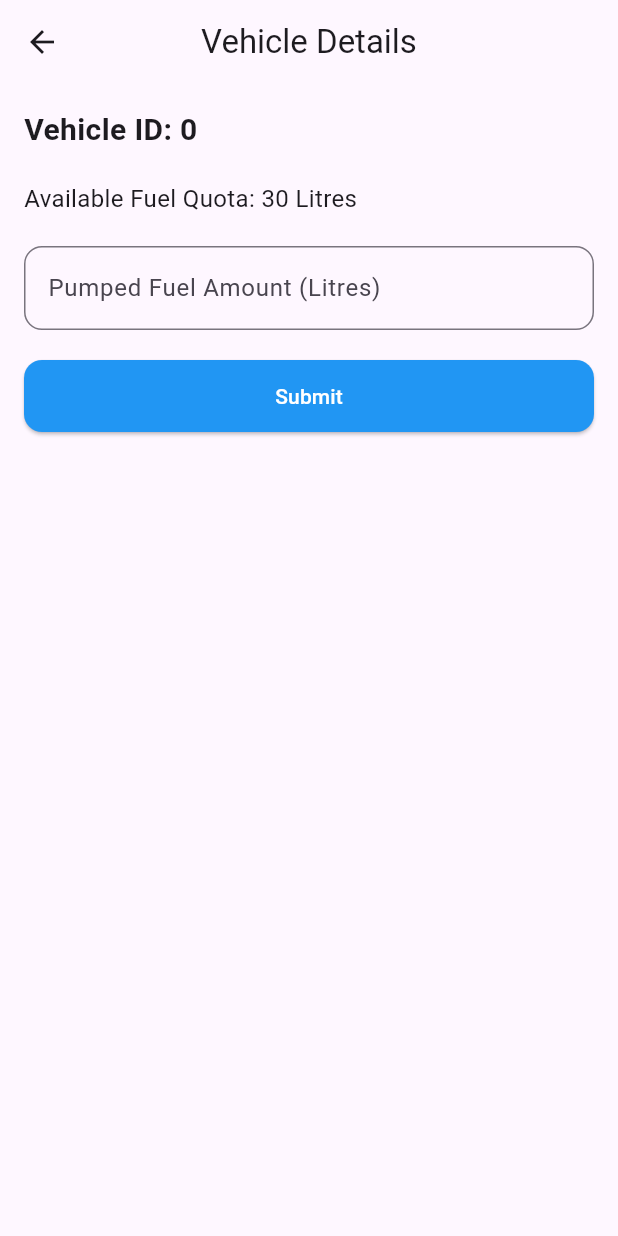
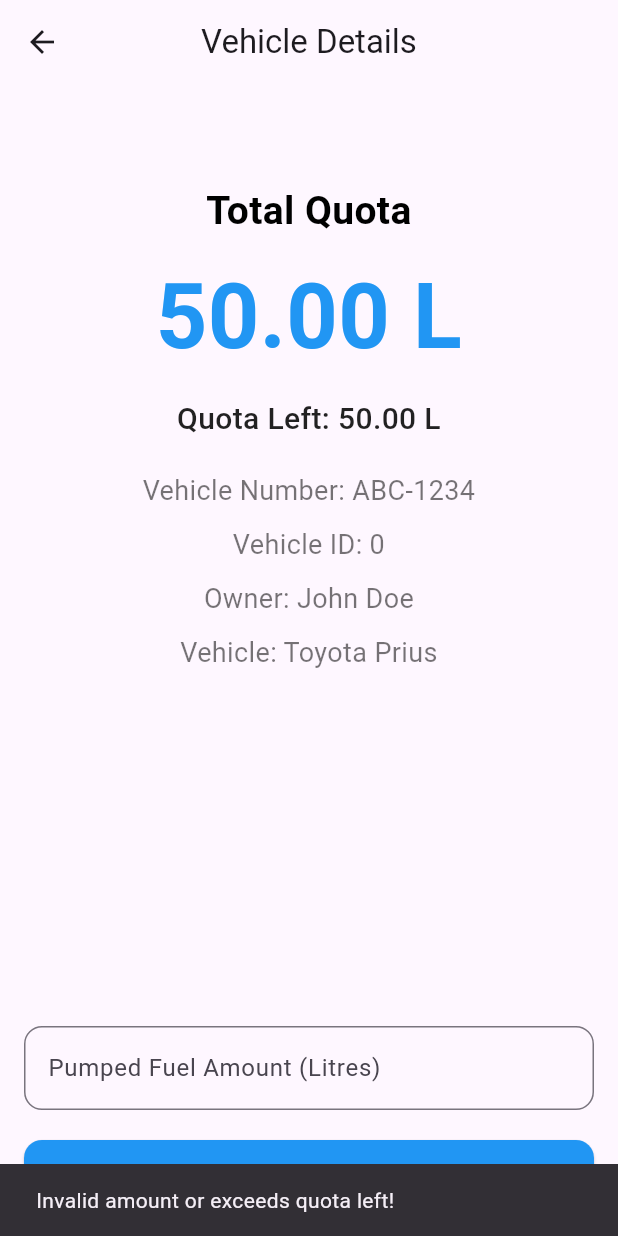
Before and after one commit to isharadh2002/FuelWiseLK, a Flutter app: the VehicleDetails screen opened directly, after a tap on "Submit", on a phone screen of 412 x 824 dp. Run offline on Flutter 3.47's test engine with Material 3 defaults, Android fonts, the phone set to English and light mode, and no system bars; missing offline and left inert: mobile_scanner.

Commit message:
vehicle details screen updated.

```diff
--- a/Mobile-app/fuel_quota_app/lib/screens/vehicle_details.dart
+++ b/Mobile-app/fuel_quota_app/lib/screens/vehicle_details.dart
@@ -1,5 +1,12 @@
 import 'package:flutter/material.dart';
-import '../services/sms_service.dart';
+
+// Mock SMS Service
+class SmsService {
+  static void sendSMS({required String phoneNumber, required String message}) {
+    // Simulate sending SMS
+    print('SMS sent to $phoneNumber: $message');
+  }
+}
 
 class VehicleDetails extends StatefulWidget {
   final String vehicleId;
@@ -7,11 +14,44 @@ class VehicleDetails extends StatefulWidget {
   const VehicleDetails({super.key, required this.vehicleId});
 
   @override
-  State<VehicleDetails> createState() => _VehicleDetailsState();
+  _VehicleDetailsState createState() => _VehicleDetailsState();
 }
 
 class _VehicleDetailsState extends State<VehicleDetails> {
   final TextEditingController fuelAmountController = TextEditingController();
+
+  final String ownerName = "John Doe";
+  final String vehicleName = "Toyota Prius";
+  final String vehicleNumber = "ABC-1234";
+  double totalFuelQuota = 50.0;
+  double fuelQuotaLeft = 50.0;
+
+  void submitFuelAmount() {
+    final amountText = fuelAmountController.text;
+    final double? amount = double.tryParse(amountText);
+
+    if (amount != null && amount > 0 && amount <= fuelQuotaLeft) {
+      setState(() {
+        fuelQuotaLeft -= amount;
+      });
+
+      SmsService.sendSMS(
+        phoneNumber: '1234567890',
+        message:
+        'Fuel Pumped: $amount Litres. Thank you for using our service.',
+      );
+
+      ScaffoldMessenger.of(context).showSnackBar(
+        const SnackBar(content: Text('SMS Sent Successfully!')),
+      );
+
+      fuelAmountController.clear();
+    } else {
+      ScaffoldMessenger.of(context).showSnackBar(
+        const SnackBar(content: Text('Invalid amount or exceeds quota left!')),
+      );
+    }
+  }
 
   @override
   Widget build(BuildContext context) {
@@ -23,18 +63,85 @@ class _VehicleDetailsState extends State<VehicleDetails> {
       body: Padding(
         padding: const EdgeInsets.all(16.0),
         child: Column(
-          crossAxisAlignment: CrossAxisAlignment.start,
+          mainAxisAlignment: MainAxisAlignment.spaceBetween,
           children: [
+            Column(
+              children: [
+                const SizedBox(height: 50),
+
+                const Text(
+                  "Total Quota",
+                  style: TextStyle(
+                    fontSize: 26,
+                    fontWeight: FontWeight.bold,
+                    color: Colors.black,
+                  ),
+                  textAlign: TextAlign.center,
+                ),
+                const SizedBox(height: 10),
                 Text(
-              'Vehicle ID: ${widget.vehicleId}',
-              style: const TextStyle(fontSize: 20, fontWeight: FontWeight.bold),
+                  "${totalFuelQuota.toStringAsFixed(2)} L",
+                  style: const TextStyle(
+                    fontSize: 60,
+                    fontWeight: FontWeight.bold,
+                    color: Colors.blue,
+                  ),
+                  textAlign: TextAlign.center,
+                ),
+                const SizedBox(height: 10),
+                Text(
+                  "Quota Left: ${fuelQuotaLeft.toStringAsFixed(2)} L",
+                  style: const TextStyle(
+                    fontSize: 20,
+                    fontWeight: FontWeight.w500,
+                    color: Colors.black87,
+                  ),
+                  textAlign: TextAlign.center,
                 ),
                 const SizedBox(height: 20),
-            const Text(
-              'Available Fuel Quota: 30 Litres',
-              style: TextStyle(fontSize: 16),
+                Text(
+                  "Vehicle Number: $vehicleNumber",
+                  style: const TextStyle(
+                    fontSize: 18,
+                    fontWeight: FontWeight.w400,
+                    color: Colors.black54,
                   ),
-            const SizedBox(height: 20),
+                  textAlign: TextAlign.center,
+                ),
+                const SizedBox(height: 10),
+                Text(
+                  "Vehicle ID: ${widget.vehicleId}",
+                  style: const TextStyle(
+                    fontSize: 18,
+                    fontWeight: FontWeight.w400,
+                    color: Colors.black54,
+                  ),
+                  textAlign: TextAlign.center,
+                ),
+                const SizedBox(height: 10),
+                Text(
+                  "Owner: $ownerName",
+                  style: const TextStyle(
+                    fontSize: 18,
+                    fontWeight: FontWeight.w400,
+                    color: Colors.black54,
+                  ),
+                  textAlign: TextAlign.center,
+                ),
+                const SizedBox(height: 10),
+                Text(
+                  "Vehicle: $vehicleName",
+                  style: const TextStyle(
+                    fontSize: 18,
+                    fontWeight: FontWeight.w400,
+                    color: Colors.black54,
+                  ),
+                  textAlign: TextAlign.center,
+                ),
+              ],
+            ),
+            Column(
+              children: [
                 TextField(
                   controller: fuelAmountController,
                   keyboardType: TextInputType.number,
@@ -47,19 +154,7 @@ class _VehicleDetailsState extends State<VehicleDetails> {
                 ),
                 const SizedBox(height: 20),
                 ElevatedButton(
-              onPressed: () {
-                final amount = fuelAmountController.text;
-                if (amount.isNotEmpty) {
-                  SmsService.sendSMS(
-                    phoneNumber: '1234567890', // Replace with actual vehicle owner's number
-                    message:
-                    'Fuel Pumped: $amount Litres. Thank you for using our service.',
-                  );
-                  ScaffoldMessenger.of(context).showSnackBar(
-                    const SnackBar(content: Text('SMS Sent Successfully!')),
-                  );
-                }
-              },
+                  onPressed: submitFuelAmount,
                   style: ElevatedButton.styleFrom(
                     backgroundColor: Colors.blue,
                     minimumSize: const Size(double.infinity, 48),
@@ -71,8 +166,10 @@ class _VehicleDetailsState extends State<VehicleDetails> {
                     'Submit',
                     style: TextStyle(
                       color: Colors.white,
-                  )
                     ),
+                  ),
+                ),
+              ],
             ),
           ],
         ),
```
Lines whose indentation alone changed are shown as unchanged.
